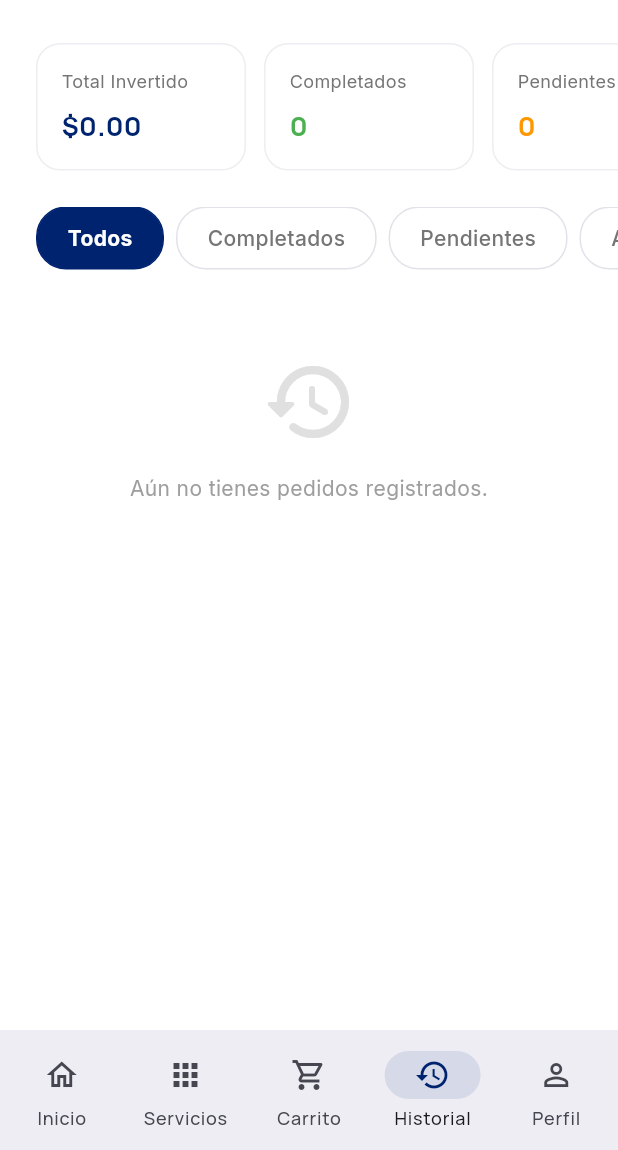
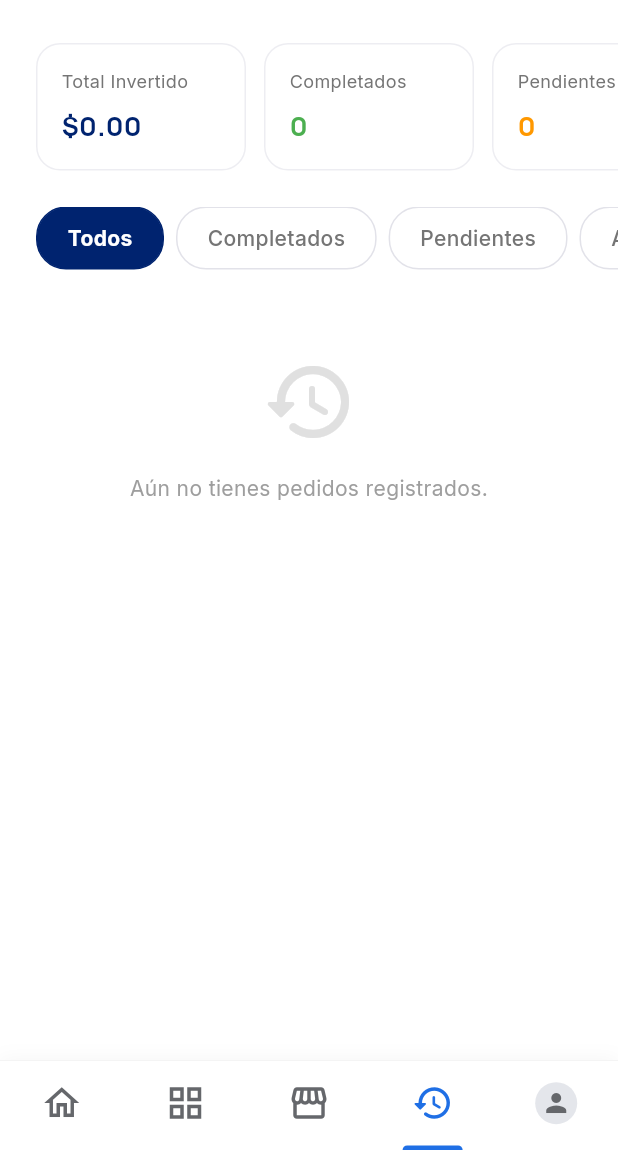
Before and after one commit to jolusservices-lab/jolus_application, a Flutter app: the MainNavigation screen opened directly, on a phone screen of 412 x 824 dp, the part 86-1236 px from its top. Run offline on Flutter 3.47's test engine with Material 3 defaults, Android fonts, the phone set to English and light mode, and no system bars; our stand-ins replace app_links, google_fonts, google_sign_in, image_picker, shared_preferences, shimmer and 2 more; accounts and stored records are empty; network calls fail.

Commit message:
Nueva version 30/04/2026 V7 - New Facebook Style Navigation Bar

```diff
--- a/lib/presentation/widgets/main_navigation.dart
+++ b/lib/presentation/widgets/main_navigation.dart
@@ -3,6 +3,7 @@ import 'package:provider/provider.dart';
 import '../../core/theme/colors.dart';
 import '../../core/providers/navigation_provider.dart';
 import '../../core/providers/cart_provider.dart';
+import '../../core/providers/user_provider.dart';
 import '../screens/home_screen.dart';
 import '../screens/services_screen.dart';
 import '../screens/cart_screen.dart';
@@ -21,7 +22,6 @@ class _MainNavigationState extends State<MainNavigation> {
   @override
   void initState() {
     super.initState();
-    // Use addPostFrameCallback to avoid calling notifyListeners during build
     WidgetsBinding.instance.addPostFrameCallback((_) {
       if (widget.initialIndex != 0) {
         context.read<NavigationProvider>().setSelectedIndex(widget.initialIndex);
@@ -41,6 +41,7 @@ class _MainNavigationState extends State<MainNavigation> {
   Widget build(BuildContext context) {
     final navProvider = context.watch<NavigationProvider>();
     final cartProvider = context.watch<CartProvider>();
+    final userProvider = context.watch<UserProvider>();
     final int cartItemsCount = cartProvider.itemCount;
 
     return Scaffold(
@@ -48,31 +49,151 @@ class _MainNavigationState extends State<MainNavigation> {
         index: navProvider.selectedIndex,
         children: _screens,
       ),
-      bottomNavigationBar: NavigationBar(
-        selectedIndex: navProvider.selectedIndex,
-        onDestinationSelected: (index) => navProvider.setSelectedIndex(index),
-        indicatorColor: JolusColors.primary.withValues(alpha: 0.1),
-        destinations: [
-          const NavigationDestination(icon: Icon(Icons.home_outlined), selectedIcon: Icon(Icons.home, color: JolusColors.primary), label: 'Inicio'),
-          const NavigationDestination(icon: Icon(Icons.apps_outlined), selectedIcon: Icon(Icons.apps, color: JolusColors.primary), label: 'Servicios'),
-          NavigationDestination(
-            icon: Badge(
-              label: Text('$cartItemsCount'),
-              isLabelVisible: cartItemsCount > 0,
-              backgroundColor: JolusColors.primary,
-              child: const Icon(Icons.shopping_cart_outlined),
+      bottomNavigationBar: Container(
+        height: 60 + MediaQuery.of(context).padding.bottom,
+        decoration: BoxDecoration(
+          color: Colors.white,
+          boxShadow: [
+            BoxShadow(
+              color: Colors.black.withOpacity(0.04),
+              blurRadius: 10,
+              offset: const Offset(0, -1),
             ),
-            selectedIcon: Badge(
-              label: Text('$cartItemsCount'),
-              isLabelVisible: cartItemsCount > 0,
-              backgroundColor: JolusColors.primary,
-              child: const Icon(Icons.shopping_cart, color: JolusColors.primary),
+          ],
+          border: Border(
+            top: BorderSide(color: Colors.grey.withOpacity(0.15), width: 0.5),
+          ),
+        ),
+        child: Column(
+          children: [
+            Expanded(
+              child: Row(
+                mainAxisAlignment: MainAxisAlignment.spaceAround,
+                children: [
+                  _buildNavItem(0, Icons.home_outlined, Icons.home_rounded, navProvider),
+                  _buildNavItem(1, Icons.grid_view_outlined, Icons.grid_view_rounded, navProvider),
+                  _buildNavItem(2, Icons.storefront_outlined, Icons.storefront_rounded, navProvider, badgeCount: cartItemsCount),
+                  _buildNavItem(3, Icons.history_outlined, Icons.history_rounded, navProvider),
+                  _buildProfileItem(4, userProvider, navProvider),
+                ],
+              ),
             ),
-            label: 'Carrito',
-          ),
-          const NavigationDestination(icon: Icon(Icons.history_outlined), selectedIcon: Icon(Icons.history, color: JolusColors.primary), label: 'Historial'),
-          const NavigationDestination(icon: Icon(Icons.person_outline), selectedIcon: Icon(Icons.person, color: JolusColors.primary), label: 'Perfil'),
-        ],
+            SizedBox(height: MediaQuery.of(context).padding.bottom),
+          ],
+        ),
+      ),
+    );
+  }
+
+  Widget _buildNavItem(int index, IconData unselectedIcon, IconData selectedIcon, NavigationProvider provider, {int badgeCount = 0}) {
+    final isSelected = provider.selectedIndex == index;
+    final color = isSelected ? JolusColors.primaryBlue : const Color(0xFF65676B);
+
+    return Expanded(
+      child: GestureDetector(
+        onTap: () => provider.setSelectedIndex(index),
+        behavior: HitTestBehavior.opaque,
+        child: Column(
+          children: [
+            const Spacer(),
+            Stack(
+              clipBehavior: Clip.none,
+              children: [
+                Icon(
+                  isSelected ? selectedIcon : unselectedIcon,
+                  size: 28,
+                  color: color,
+                ),
+                if (badgeCount > 0)
+                  Positioned(
+                    right: -6,
+                    top: -4,
+                    child: Container(
+                      padding: const EdgeInsets.all(2),
+                      decoration: BoxDecoration(
+                        color: Colors.red,
+                        borderRadius: BorderRadius.circular(10),
+                        border: Border.all(color: Colors.white, width: 1.5),
+                      ),
+                      constraints: const BoxConstraints(
+                        minWidth: 18,
+                        minHeight: 18,
+                      ),
+                      child: Text(
+                        '$badgeCount',
+                        style: const TextStyle(
+                          color: Colors.white,
+                          fontSize: 9,
+                          fontWeight: FontWeight.bold,
+                        ),
+                        textAlign: TextAlign.center,
+                      ),
+                    ),
+                  ),
+              ],
+            ),
+            const Spacer(),
+            AnimatedContainer(
+              duration: const Duration(milliseconds: 200),
+              height: 3,
+              width: isSelected ? 40 : 0,
+              decoration: BoxDecoration(
+                color: JolusColors.primaryBlue,
+                borderRadius: const BorderRadius.only(
+                  topLeft: Radius.circular(3),
+                  topRight: Radius.circular(3),
+                ),
+              ),
+            ),
+          ],
+        ),
+      ),
+    );
+  }
+
+  Widget _buildProfileItem(int index, UserProvider user, NavigationProvider provider) {
+    final isSelected = provider.selectedIndex == index;
+    final photoUrl = user.photoUrl;
+
+    return Expanded(
+      child: GestureDetector(
+        onTap: () => provider.setSelectedIndex(index),
+        behavior: HitTestBehavior.opaque,
+        child: Column(
+          children: [
+            const Spacer(),
+            Container(
+              padding: const EdgeInsets.all(1),
+              decoration: BoxDecoration(
+                shape: BoxShape.circle,
+                border: isSelected ? Border.all(color: JolusColors.primaryBlue, width: 2) : null,
+              ),
+              child: CircleAvatar(
+                radius: 14,
+                backgroundColor: const Color(0xFFE4E6EB),
+                backgroundImage: (photoUrl != null && photoUrl.isNotEmpty)
+                    ? NetworkImage(photoUrl)
+                    : null,
+                child: (photoUrl == null || photoUrl.isEmpty)
+                    ? const Icon(Icons.person, size: 20, color: Color(0xFF65676B))
+                    : null,
+              ),
+            ),
+            const Spacer(),
+            AnimatedContainer(
+              duration: const Duration(milliseconds: 200),
+              height: 3,
+              width: isSelected ? 40 : 0,
+              decoration: BoxDecoration(
+                color: JolusColors.primaryBlue,
+                borderRadius: const BorderRadius.only(
+                  topLeft: Radius.circular(3),
+                  topRight: Radius.circular(3),
+                ),
+              ),
+            ),
+          ],
+        ),
       ),
     );
   }
```
